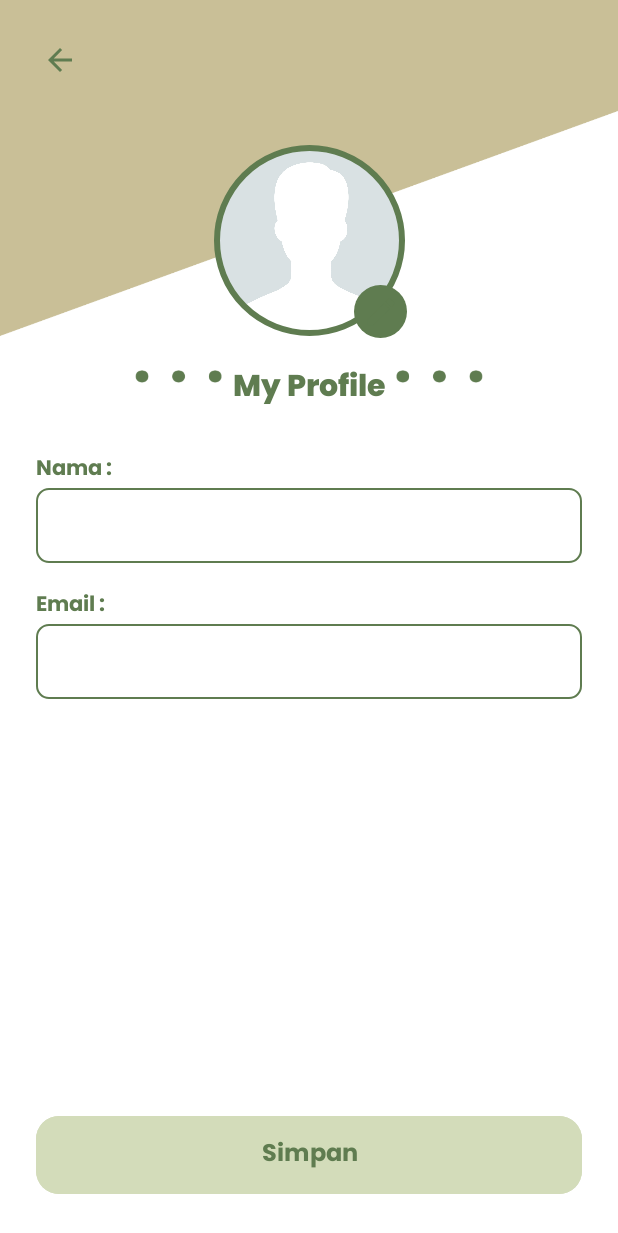
After one commit to xebec51/GestureLearn, an Android app: the EditProfileActivity screen opened directly, with no data from a screen before it, on a phone screen of 412 x 824 dp. The commit adds this screen. Shown: the top 1233 px of the screen. Run offline under Robolectric (Android 15) with nearby library versions, the phone set to English and light mode, and no system bars.

Commit message:
feat(profile): Implement edit profile functionality
Adds the ability for users to edit their profile information, along with automatic UI refresh.

- Creates EditProfileActivity to allow users to update their name.

- Implements an updateUser method in DatabaseHelper to save the changes to the SQLite database.

- Uses the Activity Result API to ensure that the ProfileFragment automatically refreshes with the new data upon returning from a successful edit, improving the user experience.

```diff
--- a/GestureLearn/app/src/main/AndroidManifest.xml
+++ b/GestureLearn/app/src/main/AndroidManifest.xml
@@ -14,6 +14,9 @@
         android:supportsRtl="true"
         android:theme="@style/Theme.GestureLearn"
         tools:targetApi="31">
+        <activity
+            android:name=".activity.EditProfileActivity"
+            android:exported="false" />
         <activity
             android:name=".activity.kuis.QuizResultActivity"
             android:exported="false" />
--- /dev/null
+++ b/GestureLearn/app/src/main/java/com/example/gesturelearn/activity/EditProfileActivity.java
@@ -0,0 +1,79 @@
+package com.example.gesturelearn.activity;
+
+import android.app.Activity;
+import android.content.Intent;
+import android.os.Bundle;
+import android.widget.Button;
+import android.widget.EditText;
+import android.widget.ImageButton;
+import android.widget.TextView;
+import android.widget.Toast;
+
+import androidx.appcompat.app.AppCompatActivity;
+
+import com.example.gesturelearn.R;
+import com.example.gesturelearn.data.DatabaseHelper;
+
+public class EditProfileActivity extends AppCompatActivity {
+
+    private EditText etName;
+    private TextView tvEmail;
+    private Button btnSave;
+    private ImageButton btnBack;
+    private DatabaseHelper databaseHelper;
+    private String userEmail;
+
+    @Override
+    protected void onCreate(Bundle savedInstanceState) {
+        super.onCreate(savedInstanceState);
+        setContentView(R.layout.activity_edit_profile);
+
+        databaseHelper = new DatabaseHelper(this);
+
+        // Inisialisasi Views
+        etName = findViewById(R.id.et_name_edit);
+        tvEmail = findViewById(R.id.tv_email_edit);
+        btnSave = findViewById(R.id.btn_save);
+        btnBack = findViewById(R.id.btn_back);
+
+        // Ambil email dari intent
+        userEmail = getIntent().getStringExtra("USER_EMAIL");
+
+        // Tampilkan data awal
+        loadInitialData();
+
+        // Listener untuk tombol
+        btnBack.setOnClickListener(v -> finish());
+        btnSave.setOnClickListener(v -> saveProfileChanges());
+    }
+
+    private void loadInitialData() {
+        if (userEmail != null && !userEmail.isEmpty()) {
+            String currentName = databaseHelper.getUserName(userEmail);
+            etName.setText(currentName);
+            tvEmail.setText(userEmail);
+        }
+    }
+
+    private void saveProfileChanges() {
+        String newName = etName.getText().toString().trim();
+
+        if (newName.isEmpty()) {
+            Toast.makeText(this, "Nama tidak boleh kosong", Toast.LENGTH_SHORT).show();
+            return;
+        }
+
+        if (userEmail != null) {
+            boolean isUpdated = databaseHelper.updateUser(userEmail, newName);
+            if (isUpdated) {
+                // DIUBAH: Siapkan intent untuk mengirim hasil kembali
+                Intent resultIntent = new Intent();
+                resultIntent.putExtra("IS_PROFILE_UPDATED", true);
+                setResult(Activity.RESULT_OK, resultIntent);
+                finish(); // Kembali ke halaman profil
+            } else {
+                Toast.makeText(this, "Gagal memperbarui profil", Toast.LENGTH_SHORT).show();
+            }
+        }
+    }
+}
--- a/GestureLearn/app/src/main/java/com/example/gesturelearn/activity/fragment/ProfileFragment.java
+++ b/GestureLearn/app/src/main/java/com/example/gesturelearn/activity/fragment/ProfileFragment.java
@@ -1,34 +1,59 @@
 package com.example.gesturelearn.activity.fragment;
 
+import android.app.Activity;
 import android.content.Intent;
 import android.os.Bundle;
 import android.view.LayoutInflater;
 import android.view.View;
 import android.view.ViewGroup;
 import android.widget.Button;
-import android.widget.TextView; // DIUBAH: dari EditText ke TextView
+import android.widget.TextView;
 import android.widget.Toast;
 
+import androidx.activity.result.ActivityResultLauncher;
+import androidx.activity.result.contract.ActivityResultContracts;
 import androidx.annotation.NonNull;
 import androidx.annotation.Nullable;
 import androidx.fragment.app.Fragment;
 
 import com.example.gesturelearn.R;
+import com.example.gesturelearn.activity.EditProfileActivity;
 import com.example.gesturelearn.activity.auth.LoginActivity;
 import com.example.gesturelearn.data.DatabaseHelper;
 
 public class ProfileFragment extends Fragment {
 
-    // DIUBAH: Menggunakan TextView untuk menampilkan data, bukan EditText
     private TextView tvNameValue, tvEmailValue, tvPointValue;
     private Button btnEditProfile, btnLogout;
     private DatabaseHelper databaseHelper;
     private String userEmail;
 
+    // DIUBAH: Deklarasikan ActivityResultLauncher
+    private ActivityResultLauncher<Intent> editProfileLauncher;
+
+    @Override
+    public void onCreate(@Nullable Bundle savedInstanceState) {
+        super.onCreate(savedInstanceState);
+
+        // DIUBAH: Inisialisasi launcher di onCreate
+        editProfileLauncher = registerForActivityResult(
+                new ActivityResultContracts.StartActivityForResult(),
+                result -> {
+                    // Cek apakah hasilnya OK dan ada data pembaruan
+                    if (result.getResultCode() == Activity.RESULT_OK && result.getData() != null) {
+                        boolean isProfileUpdated = result.getData().getBooleanExtra("IS_PROFILE_UPDATED", false);
+                        if (isProfileUpdated) {
+                            // Jika profil diperbarui, muat ulang data pengguna
+                            loadUserData();
+                            Toast.makeText(getContext(), "Profil berhasil diperbarui.", Toast.LENGTH_SHORT).show();
+                        }
+                    }
+                });
+    }
+
     @Nullable
     @Override
     public View onCreateView(@NonNull LayoutInflater inflater, @Nullable ViewGroup container, @Nullable Bundle savedInstanceState) {
-        // Inflate layout yang sudah diperbaiki
         return inflater.inflate(R.layout.fragment_profile, container, false);
     }
 
@@ -36,23 +61,20 @@ public class ProfileFragment extends Fragment {
     public void onViewCreated(@NonNull View view, @Nullable Bundle savedInstanceState) {
         super.onViewCreated(view, savedInstanceState);
 
-        // Inisialisasi DatabaseHelper
         databaseHelper = new DatabaseHelper(getContext());
-
-        // DIUBAH: Inisialisasi Views dengan ID dari layout baru
         tvNameValue = view.findViewById(R.id.tv_name_value);
         tvEmailValue = view.findViewById(R.id.tv_email_value);
         tvPointValue = view.findViewById(R.id.tv_point_value);
         btnEditProfile = view.findViewById(R.id.btn_editProfile);
         btnLogout = view.findViewById(R.id.btn_logout);
 
-        // Memuat data pengguna yang sedang login
         loadUserData();
 
-        // Menambahkan listener untuk tombol
         btnEditProfile.setOnClickListener(v -> {
-            // TODO: Tambahkan logika untuk pindah ke halaman edit profil
-            Toast.makeText(getContext(), "Fitur Edit Profile belum tersedia.", Toast.LENGTH_SHORT).show();
+            // DIUBAH: Gunakan launcher untuk memulai EditProfileActivity
+            Intent intent = new Intent(getActivity(), EditProfileActivity.class);
+            intent.putExtra("USER_EMAIL", userEmail);
+            editProfileLauncher.launch(intent);
         });
 
         btnLogout.setOnClickListener(v -> {
@@ -64,28 +86,19 @@ public class ProfileFragment extends Fragment {
         if (getActivity() != null && getActivity().getIntent() != null) {
             userEmail = getActivity().getIntent().getStringExtra("USER_EMAIL");
             if (userEmail != null && !userEmail.isEmpty()) {
-                // Ambil nama dari database menggunakan email
                 String userName = databaseHelper.getUserName(userEmail);
-
                 if (userName != null) {
-                    // DIUBAH: Set teks ke TextView
-                    tvNameValue.setText(userName.toUpperCase()); // Dibuat kapital sesuai desain
+                    tvNameValue.setText(userName.toUpperCase());
                     tvEmailValue.setText(userEmail);
-                    // TODO: Ganti dengan logika poin yang sebenarnya jika sudah ada
-                    tvPointValue.setText("129"); // Placeholder poin
+                    tvPointValue.setText("129");
                 }
             }
         }
     }
 
     private void logoutUser() {
-        // Hapus data sesi jika ada (misalnya menggunakan SharedPreferences)
-        // Untuk saat ini, kita langsung kembali ke halaman Login
-
         Toast.makeText(getContext(), "Logout berhasil!", Toast.LENGTH_SHORT).show();
-
         Intent intent = new Intent(getActivity(), LoginActivity.class);
-        // Membersihkan semua activity sebelumnya dari stack
         intent.addFlags(Intent.FLAG_ACTIVITY_NEW_TASK | Intent.FLAG_ACTIVITY_CLEAR_TASK);
         startActivity(intent);
         if (getActivity() != null) {
--- a/GestureLearn/app/src/main/java/com/example/gesturelearn/data/DatabaseHelper.java
+++ b/GestureLearn/app/src/main/java/com/example/gesturelearn/data/DatabaseHelper.java
@@ -132,4 +132,17 @@ public class DatabaseHelper extends SQLiteOpenHelper {
         }
         return null;
     }
+
+    // Di dalam file DatabaseHelper.java
+
+    public boolean updateUser(String email, String newName) {
+        SQLiteDatabase db = this.getWritableDatabase();
+        ContentValues values = new ContentValues();
+        values.put(COLUMN_NAME, newName);
+
+        // Memperbarui baris berdasarkan email
+        int result = db.update(TABLE_USERS, values, COLUMN_EMAIL + " = ?", new String[]{email});
+        db.close();
+        return result > 0;
+    }
 }
--- /dev/null
+++ b/GestureLearn/app/src/main/res/drawable/ic_pen.xml
@@ -0,0 +1,12 @@
+<?xml version="1.0" encoding="utf-8"?>
+<vector xmlns:android="http://schemas.android.com/apk/res/android"
+    android:width="24dp"
+    android:height="24dp"
+    android:viewportWidth="24"
+    android:viewportHeight="24">
+
+    <path
+        android:fillColor="@color/green"
+        android:pathData="M3,17.25V21h3.75L17.81,9.94l-3.75,-3.75L3,17.25zM20.71,7.04c0.39,-0.39 0.39,-1.02 0,-1.41l-2.34,-2.34c-0.39,-0.39 -1.02,-0.39 -1.41,0l-1.83,1.83 3.75,3.75 1.83,-1.83z"/>
+
+</vector>
--- /dev/null
+++ b/GestureLearn/app/src/main/res/layout/activity_edit_profile.xml
@@ -0,0 +1,140 @@
+<?xml version="1.0" encoding="utf-8"?>
+<androidx.constraintlayout.widget.ConstraintLayout xmlns:android="http://schemas.android.com/apk/res/android"
+    xmlns:app="http://schemas.android.com/apk/res-auto"
+    xmlns:tools="http://schemas.android.com/tools"
+    android:id="@+id/main"
+    android:layout_width="match_parent"
+    android:layout_height="match_parent"
+    android:background="@color/white"
+    tools:context=".activity.EditProfileActivity">
+
+    <ImageView
+        android:id="@+id/iv_background"
+        android:layout_width="match_parent"
+        android:layout_height="270dp"
+        android:scaleType="centerCrop"
+        android:src="@drawable/img_profile_background"
+        app:layout_constraintTop_toTopOf="parent" />
+
+    <ImageButton
+        android:id="@+id/btn_back"
+        android:layout_width="48dp"
+        android:layout_height="48dp"
+        android:layout_marginStart="16dp"
+        android:layout_marginTop="16dp"
+        android:background="?attr/selectableItemBackgroundBorderless"
+        android:src="@drawable/ic_arrow_back"
+        app:layout_constraintStart_toStartOf="parent"
+        app:layout_constraintTop_toTopOf="parent"
+        app:tint="@color/green" />
+
+    <com.google.android.material.imageview.ShapeableImageView
+        android:id="@+id/iv_profilePicture"
+        android:layout_width="130dp"
+        android:layout_height="130dp"
+        android:layout_marginTop="95dp"
+        android:padding="3dp"
+        android:scaleType="centerCrop"
+        android:src="@drawable/img_profile_default"
+        app:layout_constraintEnd_toEndOf="parent"
+        app:layout_constraintStart_toStartOf="parent"
+        app:layout_constraintTop_toTopOf="parent"
+        app:shapeAppearanceOverlay="@style/ShapeAppearance.Material3.Corner.Full"
+        app:strokeColor="@color/green"
+        app:strokeWidth="4dp" />
+
+    <ImageButton
+        android:id="@+id/ib_edit_photo"
+        android:layout_width="35dp"
+        android:layout_height="35dp"
+        android:background="@drawable/shape_circle_green"
+        android:src="@drawable/ic_pen"
+        app:layout_constraintBottom_toBottomOf="@id/iv_profilePicture"
+        app:layout_constraintEnd_toEndOf="@id/iv_profilePicture"/>
+
+    <TextView
+        android:id="@+id/tv_myProfile"
+        android:layout_width="wrap_content"
+        android:layout_height="wrap_content"
+        android:layout_marginTop="16dp"
+        android:fontFamily="@font/poppins_extrabold"
+        android:text="My Profile"
+        android:textColor="@color/green"
+        android:textSize="20sp"
+        app:layout_constraintEnd_toEndOf="parent"
+        app:layout_constraintStart_toStartOf="parent"
+        app:layout_constraintTop_toBottomOf="@id/iv_profilePicture" />
+
+    <TextView
+        android:id="@+id/tv_name_label"
+        android:layout_width="wrap_content"
+        android:layout_height="wrap_content"
+        android:text="Nama :"
+        android:textColor="@color/green"
+        android:textSize="14sp"
+        android:fontFamily="@font/poppins_bold"
+        android:layout_marginStart="24dp"
+        android:layout_marginTop="24dp"
+        app:layout_constraintStart_toStartOf="parent"
+        app:layout_constraintTop_toBottomOf="@id/tv_myProfile"/>
+
+    <EditText
+        android:id="@+id/et_name_edit"
+        android:layout_width="0dp"
+        android:layout_height="wrap_content"
+        android:layout_marginHorizontal="24dp"
+        android:background="@drawable/shape_green_border2"
+        android:fontFamily="@font/poppins_regular"
+        android:padding="12dp"
+        android:textColor="@color/green"
+        android:textSize="15sp"
+        app:layout_constraintEnd_toEndOf="parent"
+        app:layout_constraintStart_toStartOf="parent"
+        app:layout_constraintTop_toBottomOf="@id/tv_name_label" />
+
+    <TextView
+        android:id="@+id/tv_email_label"
+        android:layout_width="wrap_content"
+        android:layout_height="wrap_content"
+        android:text="Email :"
+        android:textColor="@color/green"
+        android:textSize="14sp"
+        android:fontFamily="@font/poppins_bold"
+        android:layout_marginStart="24dp"
+        android:layout_marginTop="16dp"
+        app:layout_constraintStart_toStartOf="parent"
+        app:layout_constraintTop_toBottomOf="@id/et_name_edit"/>
+
+    <TextView
+        android:id="@+id/tv_email_edit"
+        android:layout_width="0dp"
+        android:layout_height="wrap_content"
+        android:layout_marginHorizontal="24dp"
+        android:background="@drawable/shape_green_border2"
+        android:fontFamily="@font/poppins_regular"
+        android:padding="12dp"
+        tools:text="email@example.com"
+        android:textColor="@color/greenHint"
+        android:textSize="15sp"
+        app:layout_constraintEnd_toEndOf="parent"
+        app:layout_constraintStart_toStartOf="parent"
+        app:layout_constraintTop_toBottomOf="@id/tv_email_label" />
+
+    <Button
+        android:id="@+id/btn_save"
+        android:layout_width="0dp"
+        android:layout_height="wrap_content"
+        android:layout_marginHorizontal="24dp"
+        android:layout_marginBottom="24dp"
+        android:backgroundTint="@color/lightGreen"
+        android:fontFamily="@font/poppins_bold"
+        android:paddingVertical="12dp"
+        android:text="Simpan"
+        android:textColor="@color/green"
+        android:textSize="16sp"
+        app:cornerRadius="15dp"
+        app:layout_constraintBottom_toBottomOf="parent"
+        app:layout_constraintEnd_toEndOf="parent"
+        app:layout_constraintStart_toStartOf="parent" />
+
+</androidx.constraintlayout.widget.ConstraintLayout>
```
